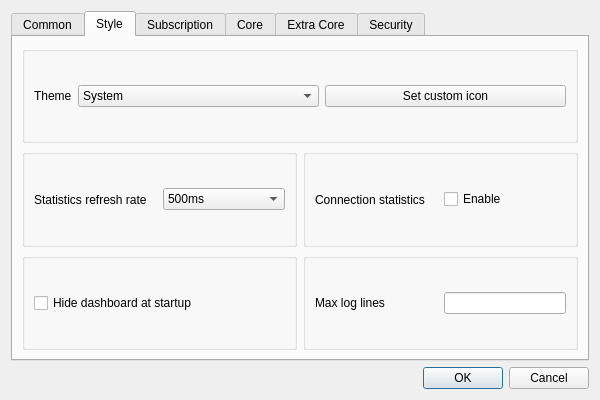
Old version of the form src/ui/dialog_basic_settings.ui in the repository Ogstra/proxor.
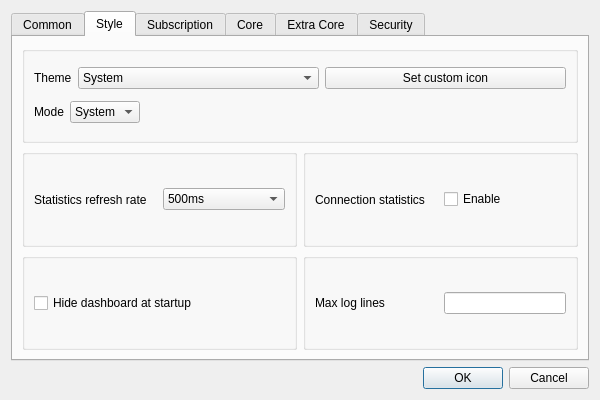
New version of the form. The open tabs and pages were chosen to show the change. Custom widgets are drawn as their Qt base class.

Commit message: Refine theme selection with Fusion modes and cleaner Windows labels

```diff
--- a/src/ui/dialog_basic_settings.ui
+++ b/src/ui/dialog_basic_settings.ui
@@ -252,6 +252,8 @@
         <layout class="QHBoxLayout" name="style_h_1">
          <item>
           <widget class="QGroupBox" name="groupBox">
+           <layout class="QVBoxLayout" name="verticalLayout_theme_group">
+            <item>
            <layout class="QHBoxLayout" name="horizontalLayout_4">
             <item>
              <widget class="QLabel" name="label_8">
@@ -287,6 +289,51 @@
                <string>Set custom icon</string>
               </property>
              </widget>
+              </item>
+             </layout>
+            </item>
+            <item>
+             <layout class="QHBoxLayout" name="horizontalLayout_theme_mode">
+              <item>
+               <widget class="QLabel" name="label_theme_mode">
+                <property name="text">
+                 <string>Mode</string>
+                </property>
+               </widget>
+              </item>
+              <item>
+               <widget class="QComboBox" name="theme_mode">
+                <item>
+                 <property name="text">
+                  <string>System</string>
+                 </property>
+                </item>
+                <item>
+                 <property name="text">
+                  <string>Light</string>
+                 </property>
+                </item>
+                <item>
+                 <property name="text">
+                  <string>Dark</string>
+                 </property>
+                </item>
+               </widget>
+              </item>
+              <item>
+               <spacer name="horizontalSpacer_theme_mode">
+                <property name="orientation">
+                 <enum>Qt::Horizontal</enum>
+                </property>
+                <property name="sizeHint" stdset="0">
+                 <size>
+                  <width>40</width>
+                  <height>20</height>
+                 </size>
+                </property>
+               </spacer>
+              </item>
+             </layout>
             </item>
            </layout>
           </widget>
```
Lines whose indentation alone changed are shown as unchanged. The commit also changes 8 other files.
